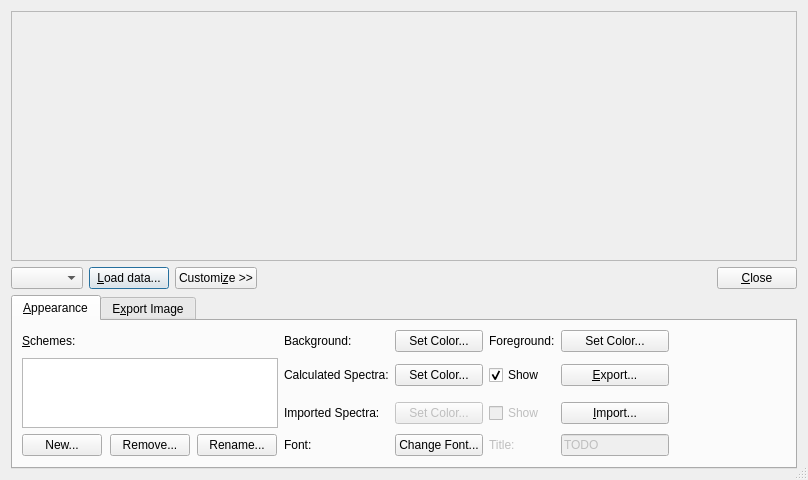
cryos/avogadro, file libavogadro/src/extensions/spectradialog.ui: the form before one commit.
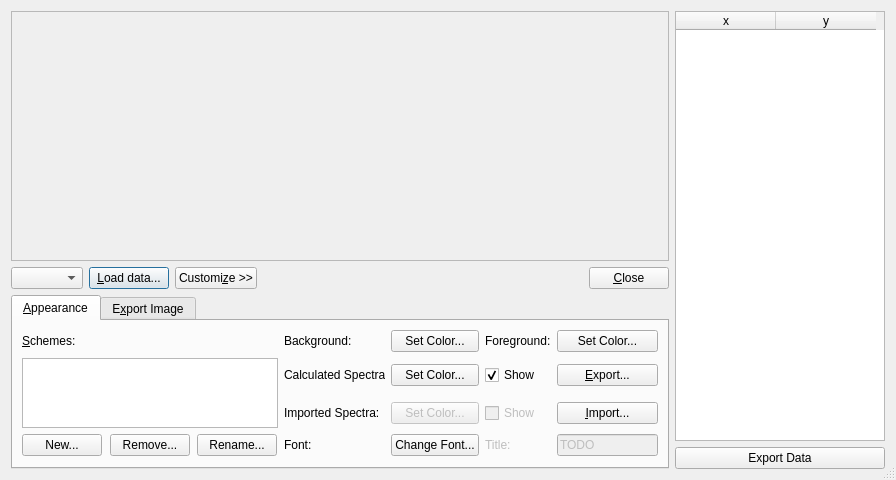
The form after the commit. The open tabs and pages were chosen to show the change. Custom widgets are drawn as their Qt base class.

Commit message: Raman support and data table in spectradialog

```diff
--- a/libavogadro/src/extensions/spectradialog.ui
+++ b/libavogadro/src/extensions/spectradialog.ui
@@ -6,7 +6,7 @@
    <rect>
     <x>0</x>
     <y>0</y>
-    <width>808</width>
+    <width>896</width>
     <height>480</height>
    </rect>
   </property>
@@ -26,7 +26,7 @@
    <item row="0" column="0" colspan="5">
     <widget class="Avogadro::PlotWidget" name="plot">
      <property name="sizePolicy">
-      <sizepolicy hsizetype="Preferred" vsizetype="Preferred">
+      <sizepolicy hsizetype="Preferred" vsizetype="Expanding">
        <horstretch>0</horstretch>
        <verstretch>0</verstretch>
       </sizepolicy>
@@ -114,7 +114,7 @@
      </property>
     </widget>
    </item>
-   <item row="2" column="0" colspan="5">
+   <item row="2" column="0" rowspan="2" colspan="5">
     <widget class="QTabWidget" name="tab_widget">
      <property name="sizePolicy">
       <sizepolicy hsizetype="Expanding" vsizetype="Fixed">
@@ -636,6 +636,78 @@
      </widget>
     </widget>
    </item>
+   <item row="0" column="5" rowspan="3">
+    <widget class="QTableWidget" name="dataTable">
+     <property name="sizePolicy">
+      <sizepolicy hsizetype="Fixed" vsizetype="Expanding">
+       <horstretch>0</horstretch>
+       <verstretch>0</verstretch>
+      </sizepolicy>
+     </property>
+     <property name="minimumSize">
+      <size>
+       <width>210</width>
+       <height>0</height>
+      </size>
+     </property>
+     <property name="horizontalScrollBarPolicy">
+      <enum>Qt::ScrollBarAlwaysOff</enum>
+     </property>
+     <property name="editTriggers">
+      <set>QAbstractItemView::NoEditTriggers</set>
+     </property>
+     <property name="alternatingRowColors">
+      <bool>true</bool>
+     </property>
+     <property name="selectionMode">
+      <enum>QAbstractItemView::SingleSelection</enum>
+     </property>
+     <property name="selectionBehavior">
+      <enum>QAbstractItemView::SelectRows</enum>
+     </property>
+     <property name="sortingEnabled">
+      <bool>true</bool>
+     </property>
+     <attribute name="horizontalHeaderVisible">
+      <bool>true</bool>
+     </attribute>
+     <attribute name="horizontalHeaderCascadingSectionResizes">
+      <bool>false</bool>
+     </attribute>
+     <attribute name="horizontalHeaderHighlightSections">
+      <bool>false</bool>
+     </attribute>
+     <attribute name="verticalHeaderVisible">
+      <bool>true</bool>
+     </attribute>
+     <attribute name="verticalHeaderVisible">
+      <bool>true</bool>
+     </attribute>
+     <attribute name="horizontalHeaderVisible">
+      <bool>true</bool>
+     </attribute>
+     <attribute name="horizontalHeaderHighlightSections">
+      <bool>false</bool>
+     </attribute>
+     <column>
+      <property name="text">
+       <string>x</string>
+      </property>
+     </column>
+     <column>
+      <property name="text">
+       <string>y</string>
+      </property>
+     </column>
+    </widget>
+   </item>
+   <item row="3" column="5">
+    <widget class="QPushButton" name="push_exportData">
+     <property name="text">
+      <string>Export Data</string>
+     </property>
+    </widget>
+   </item>
   </layout>
  </widget>
  <customwidgets>
```
Left out of the diff: 4 changed lines with no effect on the pictures. The commit also changes 2 other files.
